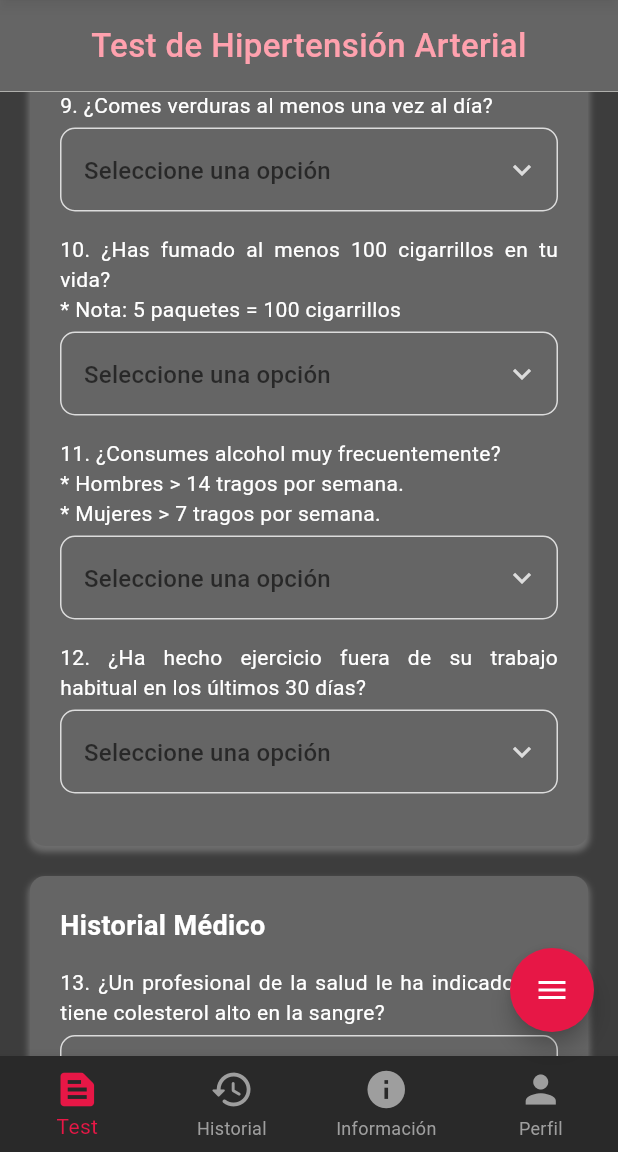
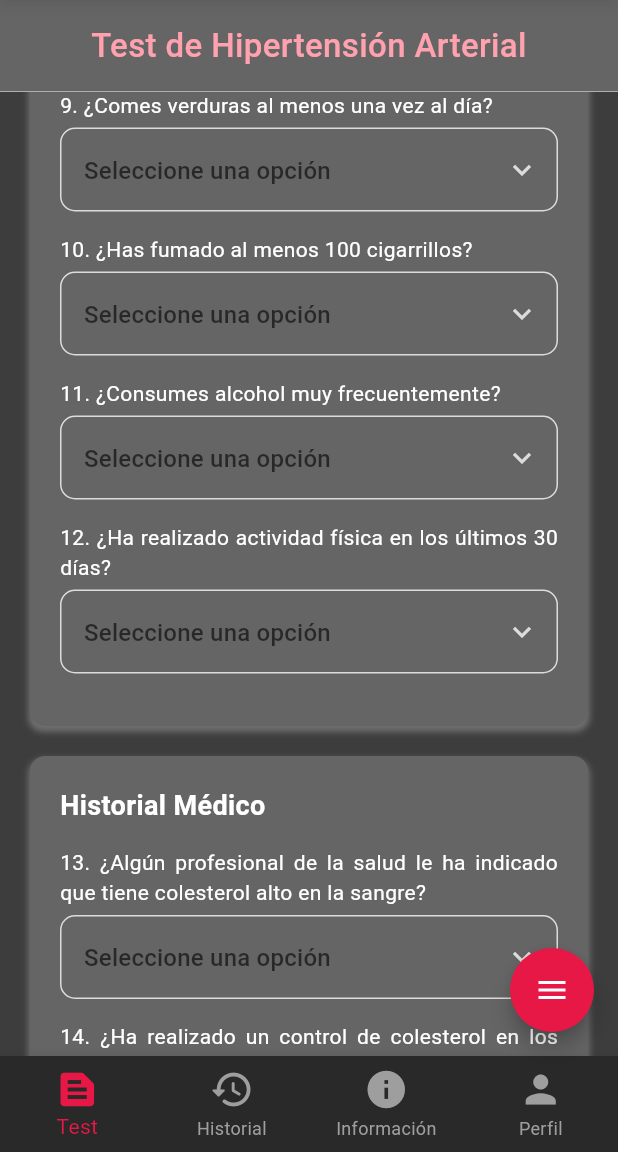
Before and after one commit to GAMM95/PrediHipertension, a Flutter app: the HomeScreen screen opened by its route, scrolled down 1152 dp, on a phone screen of 412 x 824 dp, the part 84-1236 px from its top. Run offline on Flutter 3.47's test engine with Material 3 defaults, Android fonts, the phone set to English and light mode, and no system bars; drawn by our look-alikes of flutter_speed_dial; our stand-ins replace animated_splash_screen, cloud_firestore, firebase_auth, firebase_core, flutter_svg, google_sign_in and 3 more; accounts and stored records are empty.

Commit message:
nuevas mejoras

```diff
--- a/lib/Core/Theme/global_colors.dart
+++ b/lib/Core/Theme/global_colors.dart
@@ -40,9 +40,10 @@ class GlobalColors {
   static HexColor linkText = HexColor("#FFC6C6");
 
   // Colores de resultado de IMC
-  static HexColor pesoBajo = HexColor('#3A859A');
-  static HexColor pesoNormal = HexColor('#2EC6B7');
-  static HexColor sobrepeso = HexColor('#F4CA38');
-  static HexColor obseo = HexColor('#F39F95');
-  static HexColor obesoExtremo = HexColor('#D34B4D');
+  static HexColor pesoBajo = HexColor('#59CAF6');
+  static HexColor pesoNormal = HexColor('#1851AE');
+  static HexColor sobrepeso = HexColor('#88D621');
+  static HexColor obeso1 = HexColor('#E4B803');
+  static HexColor obeso2 = HexColor('#F38B32');
+  static HexColor obeso3 = HexColor('#ED1B24');
 }
--- a/lib/Presentation/Containers/test_tab.dart
+++ b/lib/Presentation/Containers/test_tab.dart
@@ -180,7 +180,7 @@ class _TestTabState extends State<TestTab> {
 
                         /// Género del usuario
                         Parragraph(
-                          parrafo: '2. ¿Cuál es tu género?',
+                          parrafo: '2. Seleccione su género',
                           color: GlobalColors.textColor,
                         ),
                         const SizedBox(height: 5.0),
@@ -365,8 +365,7 @@ class _TestTabState extends State<TestTab> {
 
                         /// Consumo de cigarros
                         Parragraph(
-                          parrafo:
-                              '10. ¿Has fumado al menos 100 cigarrillos en tu vida? \n* Nota: 5 paquetes = 100 cigarrillos',
+                          parrafo: '10. ¿Has fumado al menos 100 cigarrillos?',
                           color: GlobalColors.textColor,
                         ),
                         const SizedBox(height: 5.0),
@@ -381,8 +380,7 @@ class _TestTabState extends State<TestTab> {
 
                         /// Consumo de alcohol
                         Parragraph(
-                          parrafo:
-                              '11. ¿Consumes alcohol muy frecuentemente? \n* Hombres > 14 tragos por semana. \n* Mujeres > 7 tragos por semana.',
+                          parrafo: '11. ¿Consumes alcohol muy frecuentemente?',
                           color: GlobalColors.textColor,
                         ),
                         const SizedBox(height: 5.0),
@@ -398,7 +396,7 @@ class _TestTabState extends State<TestTab> {
                         /// Actividad fisica del usuario
                         Parragraph(
                           parrafo:
-                              '12.  ¿Ha hecho ejercicio fuera de su trabajo habitual en los últimos 30 días?',
+                              '12.  ¿Ha realizado actividad física en los últimos 30 días?',
                           color: GlobalColors.textColor,
                         ),
                         const SizedBox(height: 5.0),
@@ -425,7 +423,7 @@ class _TestTabState extends State<TestTab> {
                         ///  Le han dicho que su colesterol en sangre es alto?
                         Parragraph(
                           parrafo:
-                              '13. ¿Un profesional de la salud le ha indicado que tiene colesterol alto en la sangre?',
+                              '13. ¿Algún profesional de la salud le ha indicado que tiene colesterol alto en la sangre?',
                           color: GlobalColors.textColor,
                         ),
                         const SizedBox(height: 5.0),
--- a/lib/Presentation/Screens/detalletest_screen.dart
+++ b/lib/Presentation/Screens/detalletest_screen.dart
@@ -68,13 +68,11 @@ class _DetalleTestState extends State<DetalleTest> {
               _testLogic.getFruitText(dataTestList[0].consumoFrutas)),
           CustomListItemData('9. Consumo de verduras al menos 1 vez al día:',
               _testLogic.getVeggiesText(dataTestList[0].consumoVerduras)),
-          CustomListItemData(
-              '10. Consumo de al menos 100 cigarrillos en su vida:',
+          CustomListItemData('10. Consumo de al menos 100 cigarrillos:',
               _testLogic.getSmokeText(dataTestList[0].consumoCigarros)),
           CustomListItemData('11. Consumo de alcohol muy frecuente:',
               _testLogic.getAlcoholText(dataTestList[0].consumoAlcohol)),
-          CustomListItemData(
-              '12. Ha realizado actividad física durante los últimos 30 días:',
+          CustomListItemData('12. Actividad física en los últimos 30 días:',
               _testLogic.getPhysActivityText(dataTestList[0].actividadFisica)),
           CustomListItemData(
               '13. Colesterol alto en la sangre según el profesional de salud:',
--- a/lib/Presentation/Screens/signin_screen.dart
+++ b/lib/Presentation/Screens/signin_screen.dart
@@ -103,7 +103,7 @@ class _SignInScreenState extends State<SignInScreen> {
                                   CustomDialogs.showErrorDialog(
                                     context,
                                     'Correo electrónico no verificado',
-                                    'Por favor, verifique su correo electrónico antes de continuar.',
+                                    'Por favor, revise su bandeja de entrada de su correo electrónico registrado antes de continuar.',
                                   );
                                 } else {
                                   // Iniciar sesión correctamente
--- a/lib/Presentation/Widget/custom_textfield.dart
+++ b/lib/Presentation/Widget/custom_textfield.dart
@@ -78,7 +78,6 @@ class _CustomTextFieldState extends State<CustomTextField> {
       ),
       textInputAction: widget.showNextButton ? TextInputAction.next : null,
       autovalidateMode: AutovalidateMode.onUserInteraction,
-      // autovalidateMode: AutovalidateMode.disabled,
     );
   }
 }
--- a/lib/Presentation/Widget/lista_items.dart
+++ b/lib/Presentation/Widget/lista_items.dart
@@ -1,10 +1,15 @@
 import 'package:flutter/material.dart';
 import 'package:lottie/lottie.dart';
 
+/// Widget reutilizable para mostrar un elemento de lista con una animación Lottie.
 class ListaItems extends StatelessWidget {
+  /// El texto del elemento de la lista.
   final String parrafo;
+
+  /// El color del texto del elemento de la lista.
   final Color color;
 
+  /// Constructor para crear un elemento de lista.
   const ListaItems({
     super.key,
     required this.parrafo,
--- a/lib/Presentation/Widget/paragraph.dart
+++ b/lib/Presentation/Widget/paragraph.dart
@@ -1,9 +1,14 @@
 import 'package:flutter/material.dart';
 
+/// Widget reutilizable para mostrar un párrafo de texto justificado.
 class Parragraph extends StatelessWidget {
+  /// El texto del párrafo que se mostrará.
   final String parrafo;
+
+  /// El color del texto del párrafo.
   final Color color;
 
+  /// Constructor para crear un párrafo de texto.
   const Parragraph({
     super.key,
     required this.parrafo,
--- a/lib/Presentation/Widget/social_icon.dart
+++ b/lib/Presentation/Widget/social_icon.dart
@@ -3,10 +3,16 @@ import 'package:flutter_svg/svg.dart';
 
 /// Widget reutilizable para mostrar iconos sociales.
 class SocialIcons extends StatelessWidget {
+  /// La ruta del archivo SVG del icono.
   final String ruta;
+
+  /// El texto que acompaña al icono social.
   final String texto;
+
+  /// Función de devolución de llamada que se ejecutará cuando se presione el icono social.
   final VoidCallback? onPressed;
 
+  /// Constructor para crear un icono social.
   const SocialIcons({
     super.key,
     required this.ruta,
--- a/lib/Presentation/Widget/subtitle.dart
+++ b/lib/Presentation/Widget/subtitle.dart
@@ -1,8 +1,14 @@
 import 'package:flutter/material.dart';
 
+/// Widget reutilizable para mostrar un subtítulo.
 class Subtitle extends StatelessWidget {
+  /// El texto del subtítulo que se mostrará.
   final String subtitulo;
+
+  /// El color del texto del subtítulo.
   final Color color;
+
+  /// Constructor para crear un subtítulo.
   const Subtitle({
     super.key,
     required this.subtitulo,
--- a/lib/Presentation/Widget/title_tab.dart
+++ b/lib/Presentation/Widget/title_tab.dart
@@ -3,8 +3,10 @@ import 'package:predihipertension/Core/Theme/global_colors.dart';
 
 /// Widget reutilizable para mostrar un título en una pestaña.
 class TituloTab extends StatelessWidget {
+  /// El título que se mostrará en la pestaña.
   final String titulo;
 
+  /// Constructor para crear un título de pestaña.
   const TituloTab({super.key, required this.titulo});
 
   @override
```
Also changed, not shown: lib/Core/Services/firebase_auth.dart (+37 -2 lines), lib/Core/Utils/composicion_corporal.dart (+5 -3 lines), lib/Presentation/Containers/profile_tab.dart (+11 -5 lines), lib/Presentation/Widget/calculadora_imc.dart (+8 -5 lines), lib/Presentation/Widget/welcome_button.dart (+9 -0 lines).
